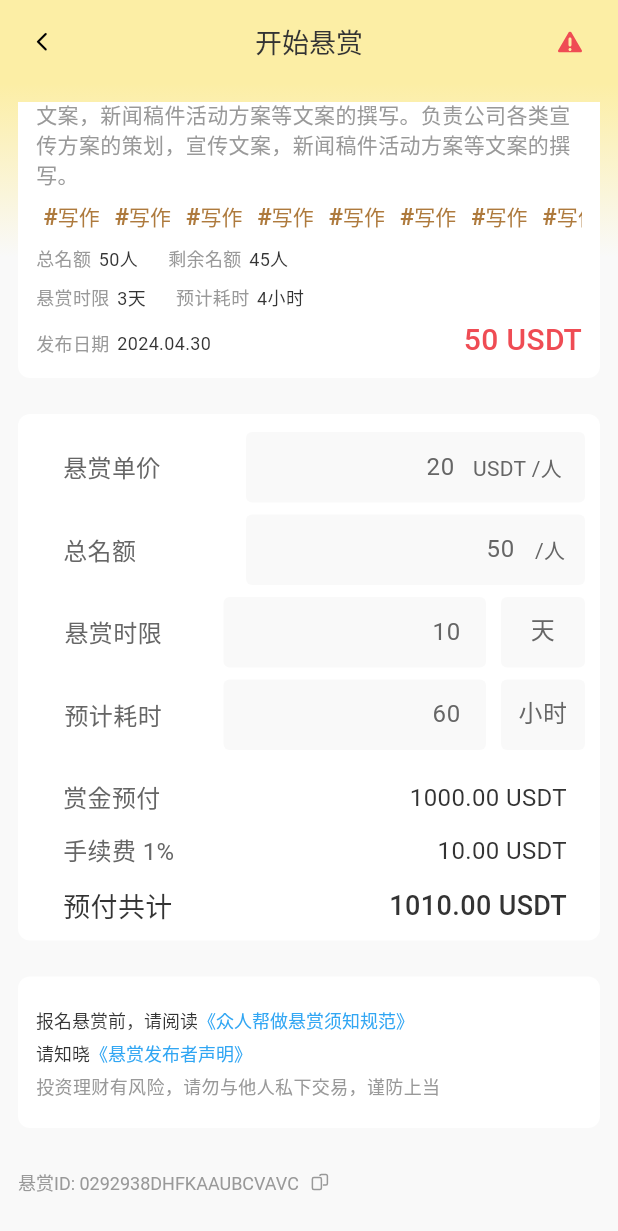
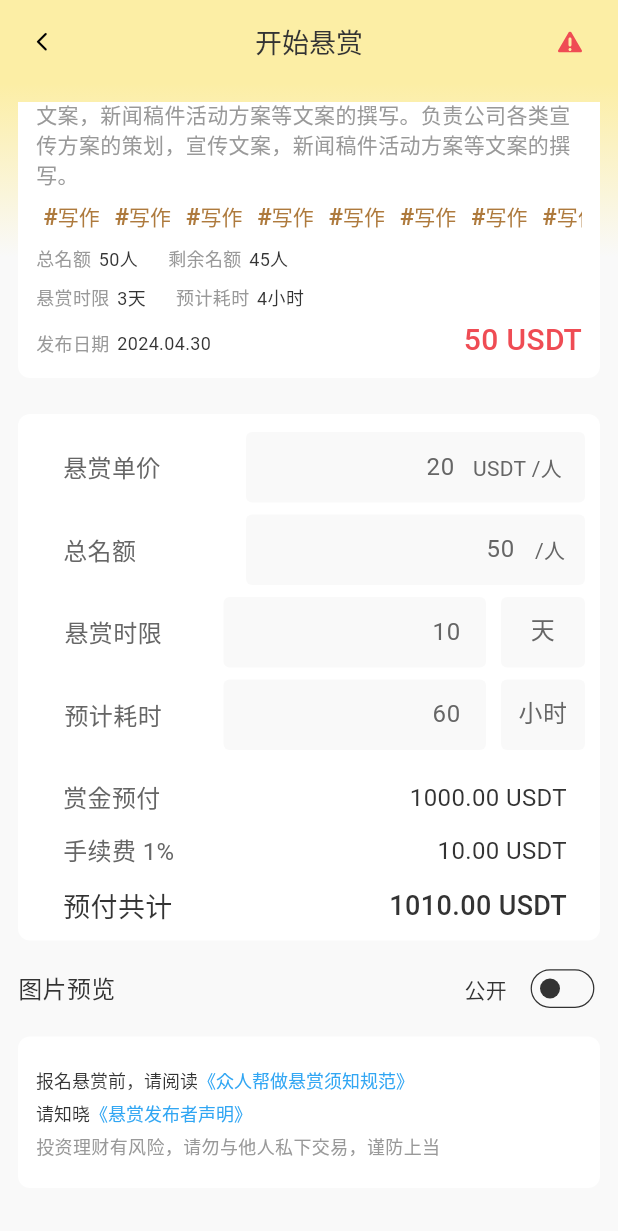
Before and after one commit to Esthert0109/part_time_app3, a Flutter app: the MissionDetailStatusIssuerPage screen opened directly, scrolled down 176 dp, on a phone screen of 412 x 824 dp. Shown: the top 1231 px of the screen. Run offline on Flutter 3.47's test engine with Material 3 defaults, Android fonts, the phone set to English and light mode, and no system bars; our stand-ins replace badges, flutter_svg, fluttertoast, get, image_picker, lazy_load_scrollview and 2 more; network calls fail.

Commit message:
mission detail status issuer page otw

```diff
--- a/part_time_app/lib/Pages/MissionStatus/missionDetailStatusIssuerPage.dart
+++ b/part_time_app/lib/Pages/MissionStatus/missionDetailStatusIssuerPage.dart
@@ -1,3 +1,4 @@
+import 'package:flutter/cupertino.dart';
 import 'package:flutter/material.dart';
 import 'package:flutter/services.dart';
 import 'package:flutter/widgets.dart';
@@ -23,6 +24,7 @@ class MissionDetailStatusIssuerPage extends StatefulWidget {
 
 class _MissionDetailStatusIssuerPageState
     extends State<MissionDetailStatusIssuerPage> {
+  bool picPreview = false;
   @override
   Widget build(BuildContext context) {
     return Scaffold(
@@ -111,6 +113,60 @@ class _MissionDetailStatusIssuerPageState
                   durationInitial: "60",
                 ),
               ),
+              Row(
+                mainAxisAlignment: MainAxisAlignment.spaceBetween,
+                crossAxisAlignment: CrossAxisAlignment.center,
+                children: [
+                  Text(
+                    "图片预览",
+                    style: missionDetailText6,
+                  ),
+                  Align(
+                    alignment: Alignment.centerRight,
+                    child: Row(
+                      children: [
+                        Padding(
+                          padding: const EdgeInsets.symmetric(horizontal: 12.0),
+                          child: Text(
+                            picPreview ? "开始悬赏可见" : "公开",
+                            style: tStatusFieldText1,
+                          ),
+                        ),
+                        SizedBox(
+                          width: 50,
+                          height: 40,
+                          child: FittedBox(
+                            fit: BoxFit.fill,
+                            child: Switch(
+                                value: picPreview,
+                                activeColor: kMainBlackColor,
+                                activeTrackColor: kMainYellowColor,
+                                inactiveTrackColor: kTransparent,
+                                inactiveThumbColor: kMainBlackColor,
+                                materialTapTargetSize:
+                                    MaterialTapTargetSize.padded,
+                                trackOutlineColor:
+                                    MaterialStateProperty.resolveWith<Color?>(
+                                  (Set<MaterialState> states) {
+                                    if (picPreview) {
+                                      return kMainBlackColor;
+                                    }
+                                    return kMainBlackColor; // Use the default color.
+                                  },
+                                ),
+                                trackOutlineWidth: MaterialStateProperty.all(1),
+                                onChanged: (preview) {
+                                  setState(() {
+                                    picPreview = preview;
+                                  });
+                                }),
+                          ),
+                        ),
+                      ],
+                    ),
+                  )
+                ],
+              ),
               Padding(
                 padding: const EdgeInsets.symmetric(vertical: 12),
                 child: missionNoticeCardComponent(),
```
